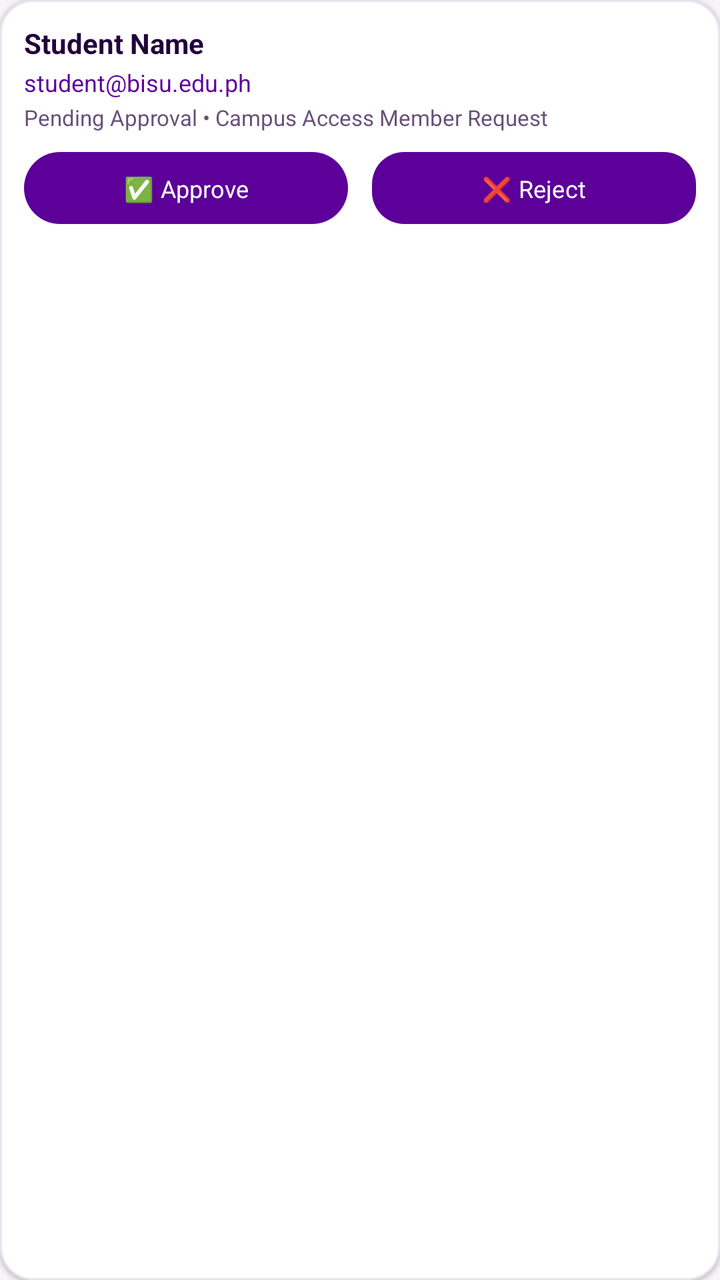
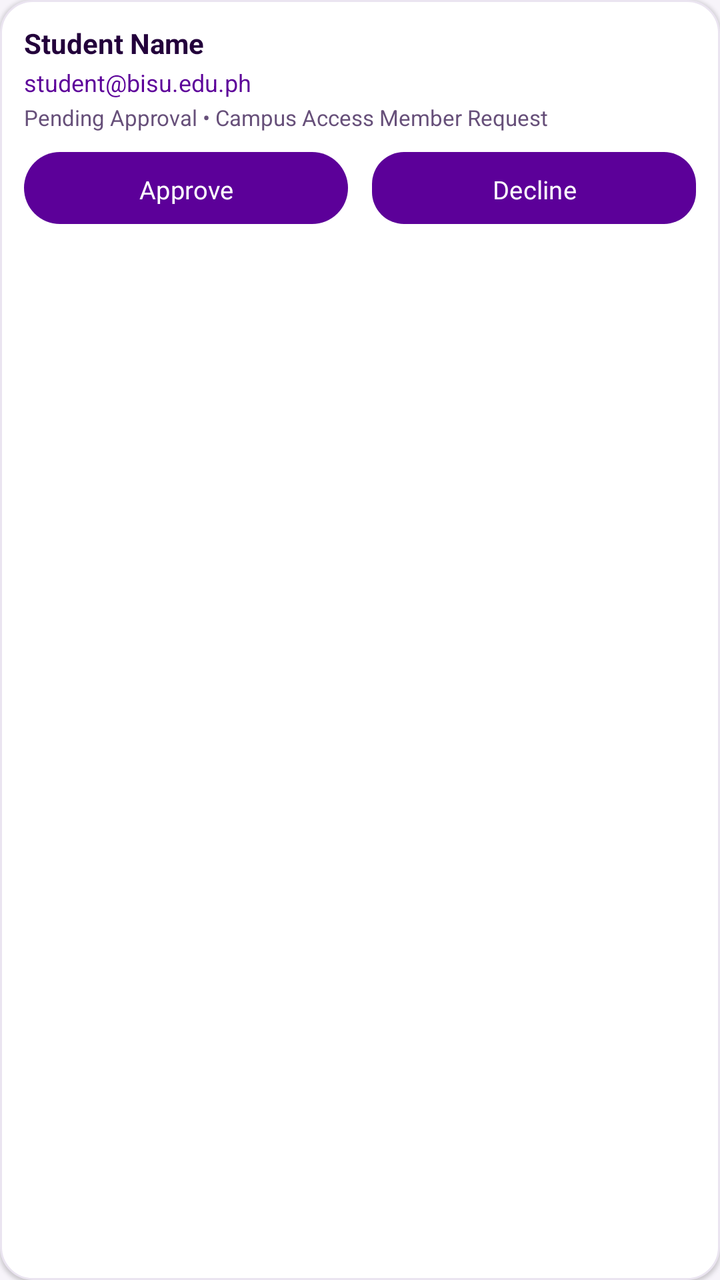

Before-and-after screenshots of an Android layout around one commit, followed by the original layout XML and the change that was made.
<!-- AndroidManifest.xml: application theme Theme.TCA_APP -->
<!-- res/layout/item_membership_request.xml -->
<?xml version="1.0" encoding="utf-8"?>
<LinearLayout xmlns:android="http://schemas.android.com/apk/res/android"
    android:layout_width="match_parent"
    android:layout_height="wrap_content"
    android:layout_marginBottom="10dp"
    android:background="@drawable/bg_card_white"
    android:elevation="1dp"
    android:orientation="vertical"
    android:padding="12dp">

    <TextView
        android:id="@+id/tvStudentName"
        android:layout_width="wrap_content"
        android:layout_height="wrap_content"
        android:fontFamily="sans-serif-bold"
        android:text="Student Name"
        android:textColor="@color/text_primary"
        android:textSize="14sp"
        android:textStyle="bold" />

    <TextView
        android:id="@+id/tvStudentEmail"
        android:layout_width="wrap_content"
        android:layout_height="wrap_content"
        android:layout_marginTop="2dp"
        android:text="student@bisu.edu.ph"
        android:textColor="@color/purple_primary_text"
        android:textSize="12sp" />

    <TextView
        android:id="@+id/tvRequestMeta"
        android:layout_width="wrap_content"
        android:layout_height="wrap_content"
        android:layout_marginTop="2dp"
        android:text="Pending Approval • Campus Access Member Request"
        android:textColor="@color/text_secondary"
        android:textSize="11sp" />

    <LinearLayout
        android:layout_width="match_parent"
        android:layout_height="wrap_content"
        android:layout_marginTop="10dp"
        android:orientation="horizontal">

        <Button
            android:id="@+id/btnApproveMember"
            android:layout_width="0dp"
            android:layout_height="36dp"
            android:layout_marginEnd="6dp"
            android:layout_weight="1"
            android:background="@drawable/bg_purple_button"
            android:fontFamily="sans-serif-bold"
            android:text="✅ Approve"
            android:textColor="@color/white"
            android:textSize="12sp" />

        <Button
            android:id="@+id/btnRejectMember"
            android:layout_width="0dp"
            android:layout_height="36dp"
            android:layout_marginStart="6dp"
            android:layout_weight="1"
            android:background="@drawable/bg_pill_red_solid"
            android:fontFamily="sans-serif-bold"
            android:text="❌ Reject"
            android:textColor="@color/white"
            android:textSize="12sp" />

    </LinearLayout>
</LinearLayout>
<!-- resources referenced by this layout -->
<resources>
  <color name="purple_primary_text">@color/purple_primary</color>
  <color name="text_primary">#23003B</color>
  <color name="text_secondary">#67507A</color>
  <color name="white">#FFFFFF</color>
  <!-- drawable bg_card_white (drawable) -->
  <?xml version="1.0" encoding="utf-8"?>
  <shape xmlns:android="http://schemas.android.com/apk/res/android"
      android:shape="rectangle">
      <solid android:color="@color/card_bg" />
      <corners android:radius="16dp" />
      <stroke
          android:width="1dp"
          android:color="#EAE4F0" />
  </shape>
  <!-- drawable bg_pill_red_solid (drawable) -->
  <?xml version="1.0" encoding="utf-8"?>
  <shape xmlns:android="http://schemas.android.com/apk/res/android"
      android:shape="rectangle">
      <solid android:color="@color/purple_primary" />
      <corners android:radius="16dp" />
  </shape>
  <!-- drawable bg_purple_button (drawable) -->
  <?xml version="1.0" encoding="utf-8"?>
  <ripple xmlns:android="http://schemas.android.com/apk/res/android"
      android:color="#C86BFA">
      <item>
          <shape android:shape="rectangle">
              <solid android:color="#5C0099" />
              <corners android:radius="24dp" />
          </shape>
      </item>
  </ripple>
  <style name="Theme.TCA_APP" parent="Base.Theme.TCA_APP" />
  <color name="purple_primary">#5C0099</color>
  <color name="card_bg">#FFFFFF</color>
  <style name="Base.Theme.TCA_APP" parent="Theme.Material3.DayNight.NoActionBar">
          <item name="colorPrimary">@color/purple_primary</item>
          <item name="colorOnPrimary">@color/white</item>
          <item name="colorSecondary">@color/gold_accent</item>
          <item name="colorOnSecondary">@color/text_primary</item>
          <item name="android:statusBarColor">@color/purple_dark</item>
          <item name="android:windowBackground">@color/bg_main</item>
          <item name="android:datePickerDialogTheme">@style/CustomDatePickerDialog</item>
          <item name="android:timePickerDialogTheme">@style/CustomDatePickerDialog</item>
      </style>
  <color name="gold_accent">#FFD500</color>
  <color name="purple_dark">#3D0066</color>
  <color name="bg_main">#F7F4FA</color>
  <style name="CustomDatePickerDialog" parent="Theme.MaterialComponents.DayNight.Dialog.Alert">
          <item name="colorPrimary">@color/purple_primary</item>
          <item name="colorPrimaryVariant">@color/purple_dark</item>
          <item name="colorOnPrimary">@color/white</item>
          <item name="colorSecondary">@color/gold_accent</item>
          <item name="colorOnSecondary">#000000</item>
          <item name="colorAccent">@color/gold_accent</item>
          <item name="android:colorAccent">@color/gold_accent</item>
          <item name="android:colorControlActivated">@color/gold_accent</item>
          <item name="colorSurface">@color/card_bg</item>
          <item name="colorOnSurface">@color/text_primary</item>
          <item name="android:windowBackground">@color/card_bg</item>
          <item name="android:textColorPrimary">@color/text_primary</item>
          <item name="android:textColorSecondary">@color/text_secondary</item>
          <item name="buttonBarPositiveButtonStyle">@style/CustomPickerButtonStyle</item>
          <item name="buttonBarNegativeButtonStyle">@style/CustomPickerButtonStyle</item>
          <item name="android:buttonBarPositiveButtonStyle">@style/CustomPickerButtonStyle</item>
          <item name="android:buttonBarNegativeButtonStyle">@style/CustomPickerButtonStyle</item>
      </style>
  <style name="CustomPickerButtonStyle" parent="Widget.MaterialComponents.Button.TextButton.Dialog">
          <item name="android:textColor">@color/gold_accent</item>
          <item name="android:textStyle">bold</item>
      </style>
</resources>

<!-- the commit's change to res/layout/item_membership_request.xml (unified diff, before → after) -->
@@ -50,9 +50,10 @@
             android:layout_weight="1"
             android:background="@drawable/bg_purple_button"
             android:fontFamily="sans-serif-bold"
-            android:text="✅ Approve"
+            android:text="Approve"
+            android:textAllCaps="false"
             android:textColor="@color/white"
-            android:textSize="12sp" />
+            android:textSize="12.5sp" />
 
         <Button
             android:id="@+id/btnRejectMember"
@@ -62,9 +63,10 @@
             android:layout_weight="1"
             android:background="@drawable/bg_pill_red_solid"
             android:fontFamily="sans-serif-bold"
-            android:text="❌ Reject"
+            android:text="Decline"
+            android:textAllCaps="false"
             android:textColor="@color/white"
-            android:textSize="12sp" />
+            android:textSize="12.5sp" />
 
     </LinearLayout>
 </LinearLayout>
